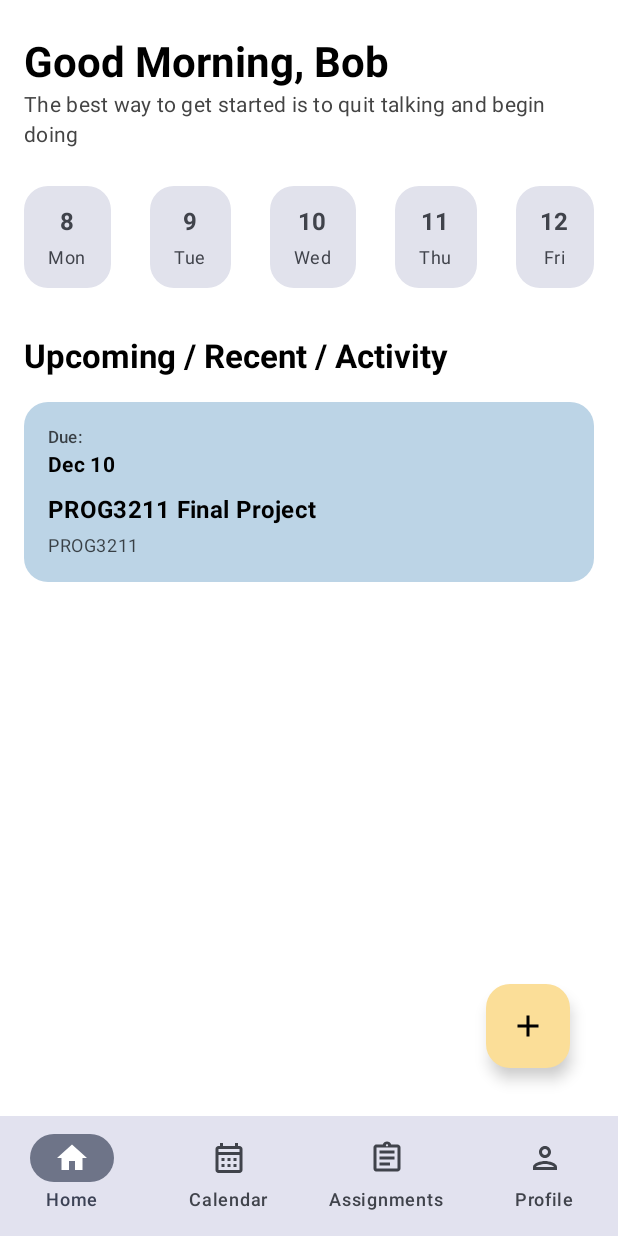
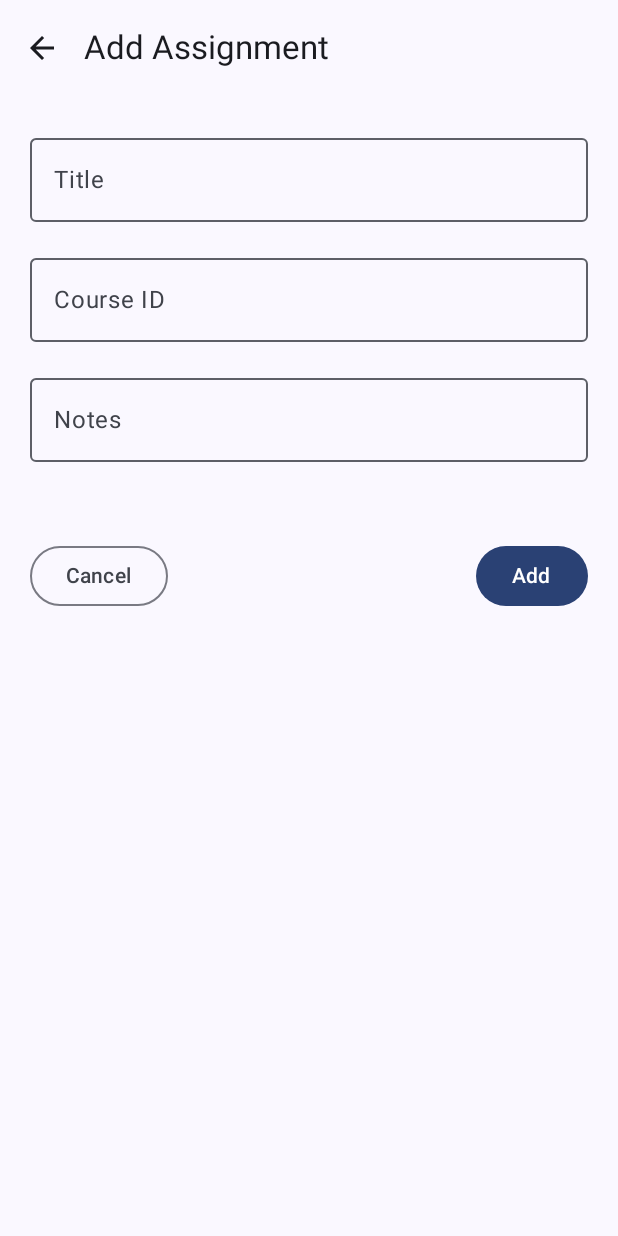
Before and after one commit to Poppymia/Flowstate, an Android app built with Jetpack Compose: the screen it shows after launch (MainActivity), after a tap on "Add Assignment", on a phone screen of 412 x 824 dp. Run offline under Robolectric (Android 15) with nearby library versions, the phone set to English and light mode, and no system bars.

Commit message:
finished list screen functionality and started on Assignment Add Screen, not done yet

```diff
--- a/app/src/main/java/com/example/flowstate/data/FlowstateDatabaseHelper.kt
+++ b/app/src/main/java/com/example/flowstate/data/FlowstateDatabaseHelper.kt
@@ -5,11 +5,13 @@ import android.database.sqlite.SQLiteOpenHelper
 import android.content.ContentValues
 import android.database.sqlite.SQLiteDatabase
 import androidx.compose.ui.graphics.Color
+import androidx.compose.ui.graphics.toArgb
 import com.example.flowstate.models.Assignment
 import com.example.flowstate.models.Subtask
 
+//changed version to 2 from 1 for testing the colour var
 class FlowstateDatabaseHelper(context: Context) :
-    SQLiteOpenHelper(context, "flowstate.db", null, 1) {
+    SQLiteOpenHelper(context, "flowstate.db", null, 2) {
 
     override fun onCreate(db: SQLiteDatabase?) {
         db?.execSQL("""
@@ -62,6 +64,7 @@ class FlowstateDatabaseHelper(context: Context) :
             put("expectedGrade", a.expectedGrade)
             put("actualGrade", a.actualGrade)
             put("isCompleted", if (a.isCompleted) 1 else 0)
+            put("colorHex", "#${Integer.toHexString(a.color.toArgb()).uppercase()}")
         }
         db.insert("assignments", null, values)
 
@@ -90,6 +93,8 @@ class FlowstateDatabaseHelper(context: Context) :
             val expectedGrade = cursor.getInt(8)
             val actualGrade = cursor.getInt(9)
             val isCompleted = cursor.getInt(10) == 1
+            val colorHex = cursor.getString(cursor.getColumnIndexOrThrow("colorHex"))
+            val color = Color(android.graphics.Color.parseColor(colorHex))
 
             //
             val subtasks = getSubtasksForAssignment(id)
@@ -108,11 +113,7 @@ class FlowstateDatabaseHelper(context: Context) :
                     actualGrade = actualGrade,
                     subtasks = subtasks,
                     isCompleted = isCompleted,
-                    color = Color(
-                        red = (100..255).random(),
-                        green = (100..255).random(),
-                        blue = (100..255).random()
-                    )
+                    color = color
                 )
             )
         }
--- /dev/null
+++ b/app/src/main/java/com/example/flowstate/features/AssignmentAddScreen.kt
@@ -0,0 +1,80 @@
+package com.example.flowstate.features
+
+//package com.example.flowstate.features
+
+import androidx.compose.foundation.layout.*
+import androidx.compose.material.icons.Icons
+import androidx.compose.material.icons.filled.ArrowBack
+import androidx.compose.material3.*
+import androidx.compose.runtime.*
+import androidx.compose.ui.Modifier
+import androidx.compose.ui.unit.dp
+import androidx.navigation.NavController
+import com.example.flowstate.features.add.AssignmentAddViewModel
+
+@OptIn(ExperimentalMaterial3Api::class)
+@Composable
+fun AssignmentAddScreen(
+    navController: NavController,
+    viewModel: AssignmentAddViewModel
+) {
+    Scaffold(
+        topBar = {
+            TopAppBar(
+                title = { Text("Add Assignment") },
+                navigationIcon = {
+                    IconButton(onClick = { navController.popBackStack() }) {
+                        Icon(Icons.Default.ArrowBack, contentDescription = "Back")
+                    }
+                }
+            )
+        }
+    ) { inner ->
+        Column(
+            modifier = Modifier
+                .padding(inner)
+                .padding(20.dp),
+            verticalArrangement = Arrangement.spacedBy(16.dp)
+        ) {
+
+            OutlinedTextField(
+                value = viewModel.title.value,
+                onValueChange = { viewModel.title.value = it },
+                label = { Text("Title") },
+                modifier = Modifier.fillMaxWidth()
+            )
+
+            OutlinedTextField(
+                value = viewModel.courseId.value,
+                onValueChange = { viewModel.courseId.value = it },
+                label = { Text("Course ID") },
+                modifier = Modifier.fillMaxWidth()
+            )
+
+            OutlinedTextField(
+                value = viewModel.notes.value,
+                onValueChange = { viewModel.notes.value = it },
+                label = { Text("Notes") },
+                modifier = Modifier.fillMaxWidth()
+            )
+
+            Spacer(Modifier.height(20.dp))
+
+            Row(
+                modifier = Modifier.fillMaxWidth(),
+                horizontalArrangement = Arrangement.SpaceBetween
+            ) {
+                OutlinedButton(onClick = { navController.popBackStack() }) {
+                    Text("Cancel")
+                }
+
+                Button(onClick = {
+                    viewModel.saveAssignment()
+                    navController.popBackStack()
+                }) {
+                    Text("Add")
+                }
+            }
+        }
+    }
+}
--- a/app/src/main/java/com/example/flowstate/features/DashboardScreen.kt
+++ b/app/src/main/java/com/example/flowstate/features/DashboardScreen.kt
@@ -19,6 +19,7 @@ import com.example.flowstate.Components.AssignmentCard
 import com.example.flowstate.Components.DateChip
 import com.example.flowstate.data.FlowstateDatabaseHelper
 import com.example.flowstate.models.Assignment
+import com.example.flowstate.navigation.Screen
 import java.text.SimpleDateFormat
 import java.util.*
 
@@ -152,7 +153,7 @@ fun DashboardContent(
             modifier = Modifier.fillMaxWidth(),
             contentAlignment = Alignment.BottomEnd
         ) {
-            FloatingActionButton(
+            /*FloatingActionButton(
                 onClick = {
                     // navigate to add assignment screen
                     navController.navigate("AssignmentDetailsScreen")
@@ -161,7 +162,17 @@ fun DashboardContent(
                 modifier = Modifier.padding(16.dp)
             ) {
                 Icon(Icons.Default.Add, contentDescription = "Add Assignment", tint = Color.Black)
+            }*/
+            FloatingActionButton(
+                onClick = {
+                    navController.navigate(Screen.AssignmentAdd.route)
+                },
+                containerColor = Color(0xFFFBDE98),
+                modifier = Modifier.padding(16.dp)
+            ) {
+                Icon(Icons.Default.Add, contentDescription = "Add Assignment", tint = Color.Black)
             }
+
         }
     }
 }
--- /dev/null
+++ b/app/src/main/java/com/example/flowstate/features/FocusScreen.kt
@@ -0,0 +1 @@
+package com.example.flowstate.features
--- a/app/src/main/java/com/example/flowstate/models/Assignment.kt
+++ b/app/src/main/java/com/example/flowstate/models/Assignment.kt
@@ -17,5 +17,4 @@ data class Assignment (
     val subtasks: List<Subtask> = emptyList(),
     val isCompleted: Boolean = false,
     val color: Color = Color(0xFFFBDE98) // user can change the color or it will be default
-
 )
--- /dev/null
+++ b/app/src/main/java/com/example/flowstate/models/AssignmentAddViewModel.kt
@@ -0,0 +1,30 @@
+/*
+package com.example.flowstate.models
+
+class AssignmentAddViewModel {
+
+}
+*/
+package com.example.flowstate.features.add
+
+import androidx.compose.runtime.mutableStateOf
+import androidx.lifecycle.ViewModel
+import com.example.flowstate.data.FlowstateDatabaseHelper
+import com.example.flowstate.models.Assignment
+
+class AssignmentAddViewModel(private val db: FlowstateDatabaseHelper) : ViewModel() {
+
+    val title = mutableStateOf("")
+    val courseId = mutableStateOf("")
+    val notes = mutableStateOf("")
+    val priority = mutableStateOf(1)
+
+    fun saveAssignment() {
+        val a = Assignment(
+            title = title.value,
+            courseId = courseId.value,
+            notes = notes.value
+        )
+        db.insertAssignment(a)
+    }
+}
--- a/app/src/main/java/com/example/flowstate/models/AssignmentRepository.kt
+++ b/app/src/main/java/com/example/flowstate/models/AssignmentRepository.kt
@@ -2,6 +2,7 @@ package com.example.flowstate.models
 
 import android.content.ContentValues
 import androidx.compose.ui.graphics.Color
+import androidx.compose.ui.graphics.toArgb
 import com.example.flowstate.data.FlowstateDatabaseHelper
 
 class AssignmentRepository(private val dbHelper: FlowstateDatabaseHelper) {
@@ -79,6 +80,7 @@ class AssignmentRepository(private val dbHelper: FlowstateDatabaseHelper) {
                 put("priority", assignment.priority)
                 put("notes", assignment.notes)
                 put("dueDate", assignment.dueDate)
+                put("colorHex", "#${Integer.toHexString(assignment.color.toArgb()).uppercase()}")
             }
             db.update("assignments", assignmentValues, "id = ?", arrayOf(assignment.id))
 
@@ -106,8 +108,6 @@ class AssignmentRepository(private val dbHelper: FlowstateDatabaseHelper) {
         }
     }
 
-
-
     fun toggleSubtask(subtaskId: String, newValue: Boolean) {
         val db = dbHelper.writableDatabase
 
--- a/app/src/main/java/com/example/flowstate/navigation/NavigationGraph.kt
+++ b/app/src/main/java/com/example/flowstate/navigation/NavigationGraph.kt
@@ -28,6 +28,7 @@ import androidx.navigation.compose.rememberNavController
 import androidx.navigation.navArgument
 import com.example.flowstate.data.FlowstateDatabaseHelper
 import com.example.flowstate.features.*
+import com.example.flowstate.features.add.AssignmentAddViewModel
 import com.example.flowstate.models.AssignmentsListViewModel
 
 // Sealed class for type-safe navigation routes
@@ -42,6 +43,8 @@ sealed class Screen(val route: String) {
     object AssignmentEdit : Screen("edit/{assignmentId}") {
         fun createRoute(assignmentId: String) = "edit/$assignmentId"
     }
+
+    object AssignmentAdd : Screen("add")
 }
 
 // Bottom navigation item data class
@@ -180,7 +183,7 @@ fun NavigationGraph(
 
         // Assignments List Screen
         composable(Screen.Assignments.route) {
-            AssignmentsListScreen(viewModel = assignmentsListViewModel)
+            AssignmentsListScreen(viewModel = assignmentsListViewModel, navController = navController)
         }
 
         // Profile Screen
@@ -213,6 +216,18 @@ fun NavigationGraph(
                 dbHelper = dbHelper
             )
         }
+
+        // Assignment Add Screen
+        composable(
+            route = Screen.AssignmentAdd.route
+        ) {
+            val viewModel = AssignmentAddViewModel(dbHelper)
+
+            AssignmentAddScreen(
+                navController = navController,
+                viewModel = viewModel
+            )
+        }
     }
 }
 
```
Also changed, not shown: app/src/main/java/com/example/flowstate/features/AssignmentsListScreen.kt (+57 -15 lines), app/src/main/java/com/example/flowstate/Components/AssignmentCard.kt (line endings or trailing spaces).
